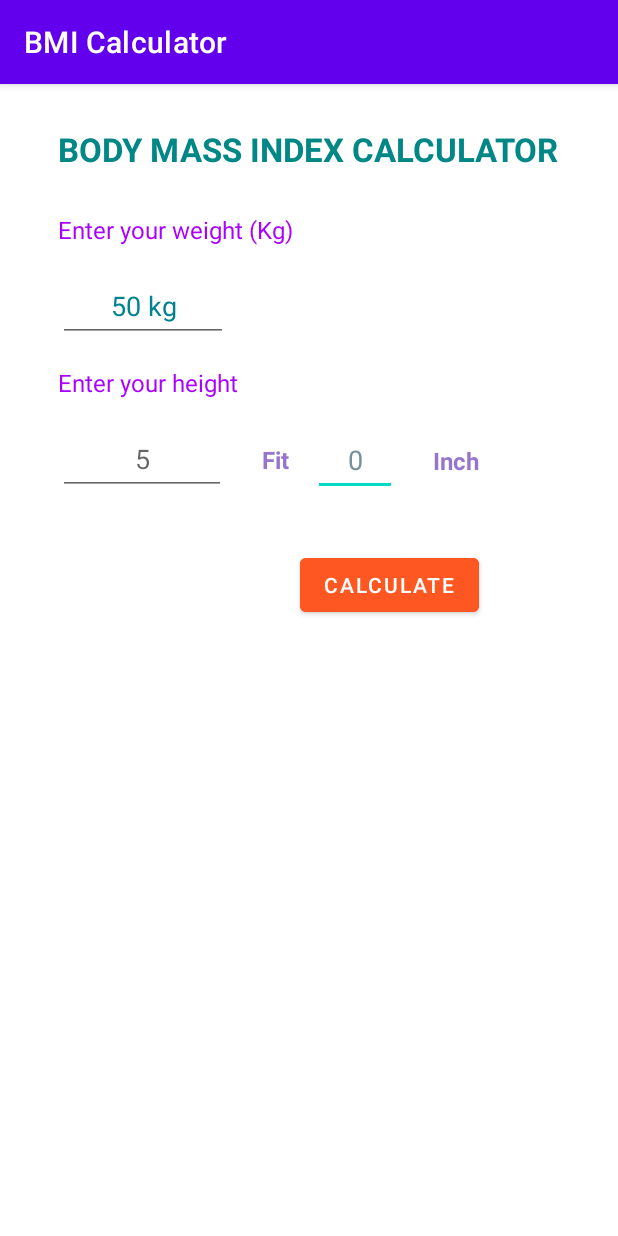
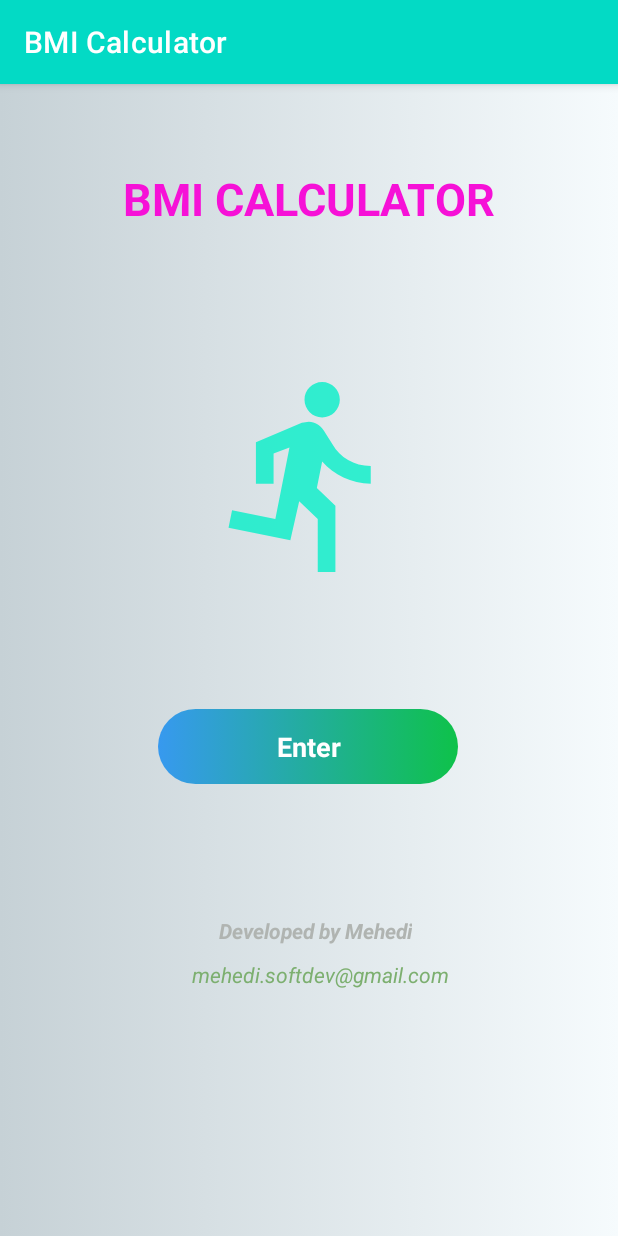
Before and after one commit to mehedi-softdev/bmi-calculator, an Android app: the screen it shows after launch (MainActivity before the commit, FlashActivity after it), on a phone screen of 412 x 824 dp. Run offline under Robolectric (Android 15) with nearby library versions, the phone set to English and light mode, and no system bars.

Commit message:
flash screen added

```diff
--- a/app/src/main/AndroidManifest.xml
+++ b/app/src/main/AndroidManifest.xml
@@ -14,10 +14,7 @@
         android:theme="@style/Theme.BMICalculator"
         tools:targetApi="31">
         <activity
-            android:name=".HealthSuggestionActivity"
-            android:exported="false" />
-        <activity
-            android:name=".MainActivity"
+            android:name=".FlashActivity"
             android:exported="true">
             <intent-filter>
                 <action android:name="android.intent.action.MAIN" />
@@ -25,6 +22,18 @@
                 <category android:name="android.intent.category.LAUNCHER" />
             </intent-filter>
         </activity>
+        <activity
+            android:name=".HealthSuggestionActivity"
+            android:exported="false" />
+        <activity
+            android:name=".MainActivity"
+            android:exported="true">
+<!--            <intent-filter>-->
+<!--                <action android:name="android.intent.action.MAIN" />-->
+
+<!--                <category android:name="android.intent.category.LAUNCHER" />-->
+<!--            </intent-filter>-->
+        </activity>
     </application>
 
 </manifest>
--- /dev/null
+++ b/app/src/main/java/com/mehedidev/bmicalculator/FlashActivity.java
@@ -0,0 +1,21 @@
+package com.mehedidev.bmicalculator;
+
+import androidx.appcompat.app.AppCompatActivity;
+
+import android.content.Intent;
+import android.os.Bundle;
+import android.widget.ImageView;
+
+public class FlashActivity extends AppCompatActivity {
+    private ImageView btnEnter;
+
+    @Override
+    protected void onCreate(Bundle savedInstanceState) {
+        super.onCreate(savedInstanceState);
+        setContentView(R.layout.activity_flash);
+        btnEnter = findViewById(R.id.btnEnter);
+        btnEnter.setOnClickListener(view -> {
+            startActivity(new Intent(FlashActivity.this, MainActivity.class));
+        });
+    }
+}
--- /dev/null
+++ b/app/src/main/res/drawable-anydpi/ic_human_run.xml
@@ -0,0 +1,11 @@
+<vector xmlns:android="http://schemas.android.com/apk/res/android"
+    android:width="24dp"
+    android:height="24dp"
+    android:viewportWidth="24"
+    android:viewportHeight="24"
+    android:tint="#05EFC8"
+    android:alpha="0.8">
+  <path
+      android:fillColor="@android:color/white"
+      android:pathData="M13.49,5.48c1.1,0 2,-0.9 2,-2s-0.9,-2 -2,-2 -2,0.9 -2,2 0.9,2 2,2zM9.89,19.38l1,-4.4 2.1,2v6h2v-7.5l-2.1,-2 0.6,-3c1.3,1.5 3.3,2.5 5.5,2.5v-2c-1.9,0 -3.5,-1 -4.3,-2.4l-1,-1.6c-0.4,-0.6 -1,-1 -1.7,-1 -0.3,0 -0.5,0.1 -0.8,0.1l-5.2,2.2v4.7h2v-3.4l1.8,-0.7 -1.6,8.1 -4.9,-1 -0.4,2 7,1.4z"/>
+</vector>
--- /dev/null
+++ b/app/src/main/res/drawable/background.xml
@@ -0,0 +1,8 @@
+<?xml version="1.0" encoding="utf-8"?>
+<selector xmlns:android="http://schemas.android.com/apk/res/android">
+<item>
+    <shape android:shape="rectangle" android:innerRadius="@dimen/cardview_default_radius">
+        <gradient android:startColor="#C6D1D6" android:endColor="#F6FBFD"/>
+    </shape>
+</item>
+</selector>
--- /dev/null
+++ b/app/src/main/res/drawable/round_linear_background.xml
@@ -0,0 +1,9 @@
+<?xml version="1.0" encoding="utf-8"?>
+<selector xmlns:android="http://schemas.android.com/apk/res/android">
+<item>
+    <shape android:shape="rectangle" >
+        <gradient android:startColor="#3799EF" android:endColor="#0EC24A"/>
+        <corners android:radius="50dp"/>
+    </shape>
+</item>
+</selector>
--- /dev/null
+++ b/app/src/main/res/layout/activity_flash.xml
@@ -0,0 +1,116 @@
+<?xml version="1.0" encoding="utf-8"?>
+<androidx.constraintlayout.widget.ConstraintLayout xmlns:android="http://schemas.android.com/apk/res/android"
+    xmlns:app="http://schemas.android.com/apk/res-auto"
+    xmlns:tools="http://schemas.android.com/tools"
+    android:layout_width="match_parent"
+    android:layout_height="match_parent"
+    tools:context=".FlashActivity">
+
+    <ImageView
+        android:id="@+id/ivBackground"
+        android:layout_width="0dp"
+        android:layout_height="0dp"
+        app:layout_constraintBottom_toBottomOf="parent"
+        app:layout_constraintEnd_toEndOf="parent"
+        app:layout_constraintStart_toStartOf="parent"
+        app:layout_constraintTop_toTopOf="parent"
+        app:srcCompat="@drawable/background"
+        android:contentDescription="@string/todo" />
+
+    <androidx.constraintlayout.widget.ConstraintLayout
+        android:layout_width="match_parent"
+        android:layout_height="match_parent"
+        app:layout_constraintBottom_toBottomOf="parent"
+        app:layout_constraintEnd_toEndOf="parent"
+        app:layout_constraintHorizontal_bias="1.0"
+        app:layout_constraintStart_toStartOf="parent"
+        app:layout_constraintTop_toTopOf="parent"
+        app:layout_constraintVertical_bias="1.0">
+
+        <ImageView
+            android:id="@+id/btnEnter"
+            android:layout_width="200dp"
+            android:layout_height="50dp"
+            android:layout_marginTop="84dp"
+            android:clickable="true"
+            android:contentDescription="@string/todo"
+            android:focusable="true"
+            app:layout_constraintEnd_toEndOf="parent"
+            app:layout_constraintHorizontal_bias="0.497"
+            app:layout_constraintStart_toStartOf="parent"
+            app:layout_constraintTop_toBottomOf="@+id/manLogo"
+            app:srcCompat="@drawable/round_linear_background"
+            tools:ignore="ContentDescription" />
+
+        <TextView
+            android:id="@+id/tvStartButtonText"
+            android:layout_width="wrap_content"
+            android:layout_height="wrap_content"
+            android:layout_marginStart="79dp"
+            android:layout_marginEnd="78dp"
+            android:text="@string/enter"
+            android:textColor="#ffffff"
+            android:textSize="18sp"
+            android:textStyle="bold"
+            app:layout_constraintBottom_toBottomOf="@+id/btnEnter"
+            app:layout_constraintEnd_toEndOf="@+id/btnEnter"
+            app:layout_constraintStart_toStartOf="@+id/btnEnter"
+            app:layout_constraintTop_toTopOf="@+id/btnEnter" />
+
+        <ImageView
+            android:id="@+id/manLogo"
+            android:layout_width="141dp"
+            android:layout_height="144dp"
+
+            android:layout_marginTop="92dp"
+            android:clickable="false"
+            android:contentDescription="@string/todo"
+            app:layout_constraintEnd_toEndOf="parent"
+            app:layout_constraintStart_toStartOf="parent"
+            app:layout_constraintTop_toBottomOf="@+id/tvAppName"
+            app:srcCompat="@drawable/ic_human_run"
+            tools:ignore="ContentDescription" />
+
+        <TextView
+            android:id="@+id/tvAppName"
+            android:layout_width="wrap_content"
+            android:layout_height="wrap_content"
+            android:layout_marginTop="56dp"
+            android:text="@string/bmi_calculator"
+            android:textColor="#F611D7"
+            android:textSize="30sp"
+            android:textStyle="bold"
+            app:layout_constraintEnd_toEndOf="parent"
+            app:layout_constraintStart_toStartOf="parent"
+            app:layout_constraintTop_toTopOf="parent" />
+
+        <TextView
+            android:id="@+id/copyright"
+            android:layout_width="wrap_content"
+            android:layout_height="wrap_content"
+            android:layout_marginTop="88dp"
+            android:text="Developed by Mehedi"
+            android:textColor="#B0B4B1"
+            android:textStyle="italic|bold"
+            app:layout_constraintEnd_toEndOf="@+id/btnEnter"
+            app:layout_constraintHorizontal_bias="0.573"
+            app:layout_constraintStart_toStartOf="@+id/btnEnter"
+            app:layout_constraintTop_toBottomOf="@+id/btnEnter" />
+
+        <TextView
+            android:id="@+id/copyrightEmail"
+            android:layout_width="wrap_content"
+            android:layout_height="wrap_content"
+            android:layout_marginTop="8dp"
+            android:text="mehedi.softdev@gmail.com"
+            android:textColor="#7CAF6F"
+            android:textStyle="italic"
+            app:layout_constraintBottom_toBottomOf="parent"
+            app:layout_constraintEnd_toEndOf="@+id/copyright"
+            app:layout_constraintHorizontal_bias="0.425"
+            app:layout_constraintStart_toStartOf="@+id/copyright"
+            app:layout_constraintTop_toBottomOf="@+id/copyright"
+            app:layout_constraintVertical_bias="0.01" />
+    </androidx.constraintlayout.widget.ConstraintLayout>
+
+</androidx.constraintlayout.widget.ConstraintLayout>
--- a/app/src/main/res/values/strings.xml
+++ b/app/src/main/res/values/strings.xml
@@ -14,4 +14,7 @@
     <string name="tvSelectGenderText">Select your gender below</string>
     <string name="maleText">Male</string>
     <string name="femaleText">Female</string>
+    <string name="todo">TODO</string>
+    <string name="enter">Enter</string>
+    <string name="bmi_calculator">BMI CALCULATOR</string>
 </resources>
--- a/app/src/main/res/values/themes.xml
+++ b/app/src/main/res/values/themes.xml
@@ -2,8 +2,8 @@
     <!-- Base application theme. -->
     <style name="Theme.BMICalculator" parent="Theme.MaterialComponents.DayNight.DarkActionBar">
         <!-- Primary brand color. -->
-        <item name="colorPrimary">@color/purple_500</item>
-        <item name="colorPrimaryVariant">@color/purple_700</item>
+        <item name="colorPrimary">@color/teal_200</item>
+        <item name="colorPrimaryVariant">@color/teal_700</item>
         <item name="colorOnPrimary">@color/white</item>
         <!-- Secondary brand color. -->
         <item name="colorSecondary">@color/teal_200</item>
```
Also changed, not shown: app/src/main/res/drawable-hdpi/ic_human_run.png (added), app/src/main/res/drawable-mdpi/ic_human_run.png (added), app/src/main/res/drawable-xhdpi/ic_human_run.png (added), app/src/main/res/drawable-xxhdpi/ic_human_run.png (added), 2 other files.
